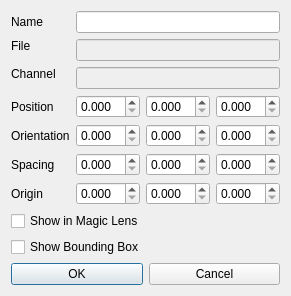
3dct/open_iA, file core/src/modalityProperties.ui: the form before one commit.
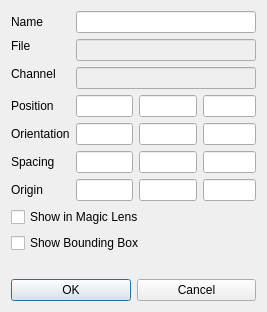
The form after the commit.

Commit message: Modality properties: no more spin boxes, double checks

Diff of the .ui file:
```diff
--- a/core/src/modalityProperties.ui
+++ b/core/src/modalityProperties.ui
@@ -29,108 +29,7 @@
       <property name="bottomMargin">
        <number>0</number>
       </property>
-      <item row="3" column="2">
-       <widget class="QDoubleSpinBox" name="dsbPositionX">
-        <property name="decimals">
-         <number>3</number>
-        </property>
-       </widget>
-      </item>
-      <item row="4" column="2">
-       <widget class="QDoubleSpinBox" name="dsbOrientationX">
-        <property name="decimals">
-         <number>3</number>
-        </property>
-       </widget>
-      </item>
-      <item row="6" column="2">
-       <widget class="QDoubleSpinBox" name="dsbSpacingX">
-        <property name="decimals">
-         <number>3</number>
-        </property>
-       </widget>
-      </item>
-      <item row="7" column="2">
-       <widget class="QDoubleSpinBox" name="dsbOriginX">
-        <property name="decimals">
-         <number>3</number>
-        </property>
-       </widget>
-      </item>
-      <item row="6" column="3">
-       <widget class="QDoubleSpinBox" name="dsbSpacingY">
-        <property name="decimals">
-         <number>3</number>
-        </property>
-       </widget>
-      </item>
-      <item row="4" column="3">
-       <widget class="QDoubleSpinBox" name="dsbOrientationY">
-        <property name="decimals">
-         <number>3</number>
-        </property>
-       </widget>
-      </item>
-      <item row="3" column="3">
-       <widget class="QDoubleSpinBox" name="dsbPositionY">
-        <property name="decimals">
-         <number>3</number>
-        </property>
-       </widget>
-      </item>
-      <item row="3" column="4">
-       <widget class="QDoubleSpinBox" name="dsbPositionZ">
-        <property name="decimals">
-         <number>3</number>
-        </property>
-       </widget>
-      </item>
-      <item row="4" column="4">
-       <widget class="QDoubleSpinBox" name="dsbOrientationZ">
-        <property name="decimals">
-         <number>3</number>
-        </property>
-       </widget>
-      </item>
-      <item row="6" column="4">
-       <widget class="QDoubleSpinBox" name="dsbSpacingZ">
-        <property name="decimals">
-         <number>3</number>
-        </property>
-       </widget>
-      </item>
-      <item row="2" column="2" colspan="3">
-       <widget class="QLineEdit" name="edChannel">
-        <property name="enabled">
-         <bool>false</bool>
-        </property>
-       </widget>
-      </item>
-      <item row="1" column="2" colspan="3">
-       <widget class="QLineEdit" name="edFilename">
-        <property name="enabled">
-         <bool>false</bool>
-        </property>
-       </widget>
-      </item>
-      <item row="0" column="2" colspan="3">
-       <widget class="QLineEdit" name="edName"/>
-      </item>
-      <item row="7" column="3">
-       <widget class="QDoubleSpinBox" name="dsbOriginY">
-        <property name="decimals">
-         <number>3</number>
-        </property>
-       </widget>
-      </item>
-      <item row="7" column="4">
-       <widget class="QDoubleSpinBox" name="dsbOriginZ">
-        <property name="decimals">
-         <number>3</number>
-        </property>
-       </widget>
-      </item>
-      <item row="8" column="0" colspan="5">
+      <item row="8" column="0" colspan="4">
        <widget class="QCheckBox" name="cbMagicLens">
         <property name="text">
          <string>Show in Magic Lens</string>
@@ -192,6 +91,59 @@
         </property>
        </widget>
       </item>
+      <item row="3" column="2">
+       <widget class="QLineEdit" name="edPositionX"/>
+      </item>
+      <item row="3" column="3">
+       <widget class="QLineEdit" name="edPositionY"/>
+      </item>
+      <item row="3" column="4">
+       <widget class="QLineEdit" name="edPositionZ"/>
+      </item>
+      <item row="2" column="2" colspan="3">
+       <widget class="QLineEdit" name="edChannel">
+        <property name="enabled">
+         <bool>false</bool>
+        </property>
+       </widget>
+      </item>
+      <item row="1" column="2" colspan="3">
+       <widget class="QLineEdit" name="edFilename">
+        <property name="enabled">
+         <bool>false</bool>
+        </property>
+       </widget>
+      </item>
+      <item row="0" column="2" colspan="3">
+       <widget class="QLineEdit" name="edName"/>
+      </item>
+      <item row="4" column="2">
+       <widget class="QLineEdit" name="edOrientationX"/>
+      </item>
+      <item row="4" column="3">
+       <widget class="QLineEdit" name="edOrientationY"/>
+      </item>
+      <item row="4" column="4">
+       <widget class="QLineEdit" name="edOrientationZ"/>
+      </item>
+      <item row="6" column="2">
+       <widget class="QLineEdit" name="edSpacingX"/>
+      </item>
+      <item row="6" column="3">
+       <widget class="QLineEdit" name="edSpacingY"/>
+      </item>
+      <item row="6" column="4">
+       <widget class="QLineEdit" name="edSpacingZ"/>
+      </item>
+      <item row="7" column="2">
+       <widget class="QLineEdit" name="edOriginX"/>
+      </item>
+      <item row="7" column="3">
+       <widget class="QLineEdit" name="edOriginY"/>
+      </item>
+      <item row="7" column="4">
+       <widget class="QLineEdit" name="edOriginZ"/>
+      </item>
      </layout>
     </widget>
    </item>
@@ -202,6 +154,13 @@
      </property>
     </widget>
    </item>
+   <item>
+    <widget class="QLabel" name="lbError">
+     <property name="text">
+      <string/>
+     </property>
+    </widget>
+   </item>
    <item>
     <widget class="QWidget" name="buttonWidget" native="true">
      <layout class="QHBoxLayout" name="horizontalLayout_2">
```
The commit also changes 1 other file.
